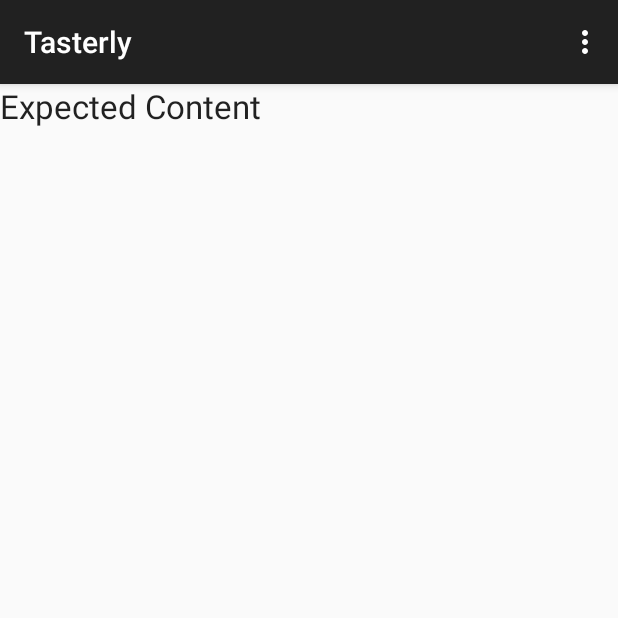
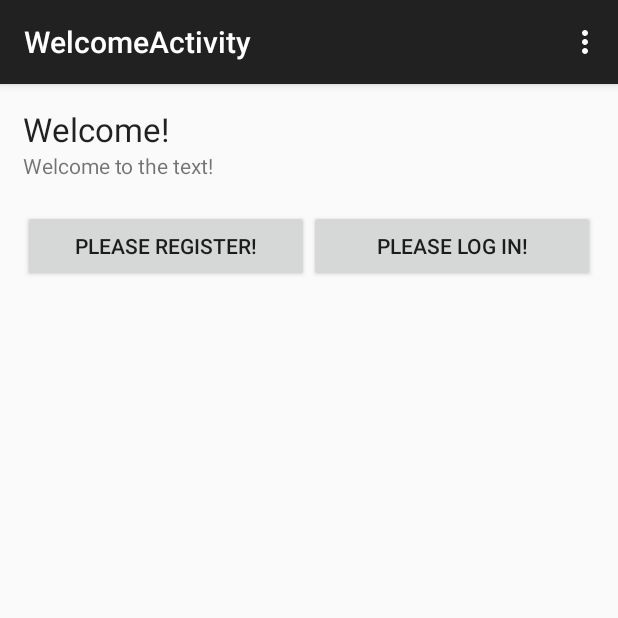
Before and after one commit to mthomsonbrown/Tasterly_Android, an Android app: the screen it shows after launch (HomeActivity before the commit, WelcomeActivity after it), on a phone screen of 412 x 824 dp, the top half of it. Run offline under Robolectric (Android 15) with nearby library versions, the phone set to English and light mode, and no system bars.

Commit message:
Added stub login and register activities

```diff
--- a/app/src/main/java/com/slashandhyphen/tasterly/HomeActivity.java
+++ b/app/src/main/java/com/slashandhyphen/tasterly/HomeActivity.java
@@ -3,6 +3,8 @@ package com.slashandhyphen.tasterly;
 import com.savagelook.android.*;
 
 import android.content.Context;
+import android.content.Intent;
+import android.content.SharedPreferences;
 import android.support.v7.app.ActionBarActivity;
 import android.os.Bundle;
 import android.view.Menu;
@@ -20,13 +22,14 @@ import java.util.List;
 public class HomeActivity extends ActionBarActivity {
 
     private static final String TASKS_URL = "http://192.168.1.102:3000/api/v1/tasks.json";
+    private SharedPreferences mPreferences;
 
     @Override
     protected void onCreate(Bundle savedInstanceState) {
         super.onCreate(savedInstanceState);
         setContentView(R.layout.activity_home);
 
-        loadTasksFromAPI(TASKS_URL);
+        mPreferences = getSharedPreferences("CurrentUser", MODE_PRIVATE);
     }
 
     private void loadTasksFromAPI(String url) {
@@ -68,24 +71,34 @@ public class HomeActivity extends ActionBarActivity {
     }
 
     @Override
+    public void onResume() {
+        super.onResume();
+
+        if (mPreferences.contains("AuthToken")) {
+            loadTasksFromAPI(TASKS_URL);
+        } else {
+            Intent intent = new Intent(HomeActivity.this, WelcomeActivity.class);
+            startActivityForResult(intent, 0);
+        }
+    }
+
+    @Override
     public boolean onCreateOptionsMenu(Menu menu) {
         // Inflate the menu; this adds items to the action bar if it is present.
         getMenuInflater().inflate(R.menu.menu_home, menu);
         return true;
     }
 
+
     @Override
     public boolean onOptionsItemSelected(MenuItem item) {
-        // Handle action bar item clicks here. The action bar will
-        // automatically handle clicks on the Home/Up button, so long
-        // as you specify a parent activity in AndroidManifest.xml.
-        int id = item.getItemId();
-
-        //noinspection SimplifiableIfStatement
-        if (id == R.id.action_settings) {
-            return true;
+        // Handle item selection
+        switch (item.getItemId()) {
+            case R.id.menu_refresh:
+                loadTasksFromAPI(TASKS_URL);
+                return true;
+            default:
+                return super.onOptionsItemSelected(item);
         }
-
-        return super.onOptionsItemSelected(item);
     }
 }
--- /dev/null
+++ b/app/src/main/java/com/slashandhyphen/tasterly/WelcomeActivity.java
@@ -0,0 +1,71 @@
+package com.slashandhyphen.tasterly;
+
+import android.content.Intent;
+import android.support.v7.app.ActionBarActivity;
+import android.os.Bundle;
+import android.view.Menu;
+import android.view.MenuItem;
+import android.view.View;
+
+
+public class WelcomeActivity extends ActionBarActivity {
+
+    @Override
+    public void onCreate(Bundle savedInstanceState) {
+        super.onCreate(savedInstanceState);
+        setContentView(R.layout.activity_welcome);
+
+        findViewById(R.id.registerButton).setOnClickListener(
+                new View.OnClickListener() {
+                    @Override
+                    public void onClick(View v) {
+                        // No account, load new account view
+                        Intent intent = new Intent(WelcomeActivity.this,
+                                RegisterActivity.class);
+                        startActivityForResult(intent, 0);
+                    }
+                });
+
+        findViewById(R.id.loginButton).setOnClickListener(
+                new View.OnClickListener() {
+                    @Override
+                    public void onClick(View v) {
+                        // Existing Account, load login view
+                        Intent intent = new Intent(WelcomeActivity.this,
+                                LoginActivity.class);
+                        startActivityForResult(intent, 0);
+                    }
+                });
+    }
+
+    @Override
+    public void onBackPressed() {
+        Intent startMain = new Intent(Intent.ACTION_MAIN);
+        startMain.addCategory(Intent.CATEGORY_HOME);
+        startMain.setFlags(Intent.FLAG_ACTIVITY_NEW_TASK);
+        startActivity(startMain);
+        finish();
+    }
+
+    @Override
+    public boolean onCreateOptionsMenu(Menu menu) {
+        // Inflate the menu; this adds items to the action bar if it is present.
+        getMenuInflater().inflate(R.menu.menu_welcome, menu);
+        return true;
+    }
+
+    @Override
+    public boolean onOptionsItemSelected(MenuItem item) {
+        // Handle action bar item clicks here. The action bar will
+        // automatically handle clicks on the Home/Up button, so long
+        // as you specify a parent activity in AndroidManifest.xml.
+        int id = item.getItemId();
+
+        //noinspection SimplifiableIfStatement
+        if (id == R.id.action_settings) {
+            return true;
+        }
+
+        return super.onOptionsItemSelected(item);
+    }
+}
--- /dev/null
+++ b/app/src/main/res/layout/activity_welcome.xml
@@ -0,0 +1,43 @@
+<LinearLayout xmlns:android="http://schemas.android.com/apk/res/android"
+    xmlns:tools="http://schemas.android.com/tools"
+    android:layout_width="match_parent"
+    android:layout_height="match_parent"
+    android:orientation="vertical"
+    android:padding="15dp" >
+
+    <TextView
+        android:id="@+id/welcomeTitle"
+        android:layout_width="match_parent"
+        android:layout_height="wrap_content"
+        android:text="@string/welcome_title"
+        android:textAppearance="?android:attr/textAppearanceLarge" />
+
+    <TextView
+        android:id="@+id/welcomeText"
+        android:layout_width="match_parent"
+        android:layout_height="wrap_content"
+        android:text="@string/welcome_text"
+        android:textAppearance="?android:attr/textAppearanceSmall" />
+
+    <LinearLayout
+        android:layout_width="match_parent"
+        android:layout_height="wrap_content"
+        android:layout_marginTop="20dp"
+        android:orientation="horizontal" >
+
+        <Button
+            android:id="@+id/registerButton"
+            android:layout_width="match_parent"
+            android:layout_height="wrap_content"
+            android:layout_weight="1"
+            android:text="@string/register" />
+
+        <Button
+            android:id="@+id/loginButton"
+            android:layout_width="match_parent"
+            android:layout_height="wrap_content"
+            android:layout_weight="1"
+            android:text="@string/login" />
+    </LinearLayout>
+
+</LinearLayout>
--- /dev/null
+++ b/app/src/main/res/menu/menu_welcome.xml
@@ -0,0 +1,7 @@
+<menu xmlns:android="http://schemas.android.com/apk/res/android"
+    xmlns:app="http://schemas.android.com/apk/res-auto"
+    xmlns:tools="http://schemas.android.com/tools"
+    tools:context="com.slashandhyphen.tasterly.WelcomeActivity">
+    <item android:id="@+id/action_settings" android:title="@string/action_settings"
+        android:orderInCategory="100" app:showAsAction="never" />
+</menu>
--- a/app/src/main/res/values/strings.xml
+++ b/app/src/main/res/values/strings.xml
@@ -4,5 +4,13 @@
     <string name="app_name">Tasterly</string>
     <string name="hello_world">Hello world!</string>
     <string name="action_settings">Settings</string>
+    <string name="menu_refresh">Refresh</string>
+    <string name="title_activity_welcome">WelcomeActivity</string>
+    <string name="welcome_title">Welcome!</string>
+    <string name="welcome_text">Welcome to the text!</string>
+    <string name="register">Please REGISTER!</string>
+    <string name="login">Please LOG IN!</string>
+    <string name="title_activity_register">RegisterActivity</string>
+    <string name="title_activity_login">LoginActivity</string>
 
 </resources>
```
Also changed, not shown: app/src/main/AndroidManifest.xml (+14 -1 lines), app/src/main/java/com/slashandhyphen/tasterly/LoginActivity.java (added, +39 -0 lines), app/src/main/java/com/slashandhyphen/tasterly/RegisterActivity.java (added, +39 -0 lines), app/src/main/res/layout/activity_home.xml (+8 -4 lines), app/src/main/res/layout/activity_login.xml (added, +12 -0 lines), app/src/main/res/layout/activity_register.xml (added, +12 -0 lines), app/src/main/res/menu/menu_login.xml (added, +7 -0 lines), app/src/main/res/menu/menu_register.xml (added, +7 -0 lines).
